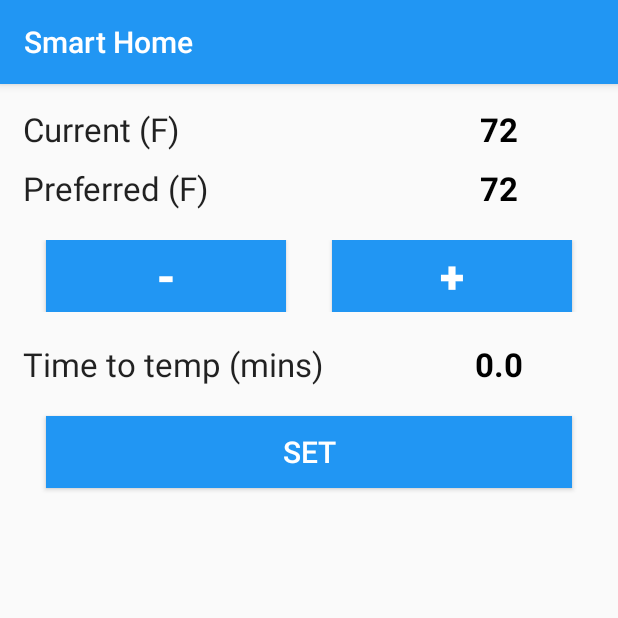
After one commit to RUSEGroup12/SmartSchedule, an Android app: the EnergyActivity screen opened directly, with no data from a screen before it, on a phone screen of 412 x 824 dp, the top half of it. The commit adds this screen. Run offline under Robolectric (Android 15) with nearby library versions, the phone set to English and light mode, and no system bars; our stand-ins replace Volley.

Commit message:
Add Energy Tab

```diff
--- a/app/build.gradle
+++ b/app/build.gradle
@@ -31,5 +31,6 @@ dependencies {
     compile 'com.android.support:support-vector-drawable:25.3.1'
     compile 'com.android.support.constraint:constraint-layout:1.0.2'
     compile 'com.google.android.gms:play-services:10.2.1'
+    compile 'com.android.volley:volley:1.0.0'
     testCompile 'junit:junit:4.12'
 }
--- a/app/src/main/AndroidManifest.xml
+++ b/app/src/main/AndroidManifest.xml
@@ -2,7 +2,7 @@
 <manifest xmlns:android="http://schemas.android.com/apk/res/android"
     package="com.huyphan.SmartHome">
 
-    <uses-permission android:name="android.permission.INTERNET"></uses-permission>
+    <uses-permission android:name="android.permission.INTERNET" />
 
     <application
         android:allowBackup="true"
@@ -44,7 +44,8 @@
                 android:name="android.support.PARENT_ACTIVITY"
                 android:value="com.huyphan.SmartHome.MainActivity" />
         </activity>
-        <activity android:name=".GoogleMapActivity"></activity>
+        <activity android:name=".GoogleMapActivity" />
+        <activity android:name=".EnergyActivity" />
     </application>
 
 </manifest>
--- /dev/null
+++ b/app/src/main/res/layout/activity_energy.xml
@@ -0,0 +1,136 @@
+<LinearLayout xmlns:android="http://schemas.android.com/apk/res/android"
+    xmlns:aandroid="http://schemas.android.com/apk/res-auto"
+    xmlns:tools="http://schemas.android.com/tools"
+    android:layout_width="match_parent"
+    android:layout_height="match_parent"
+    android:orientation="vertical"
+    android:padding="15dp"
+    tools:context="com.huyphan.SmartHome.MainActivity">
+
+    <LinearLayout
+        android:layout_width="match_parent"
+        android:layout_height="wrap_content"
+        android:orientation="horizontal">
+
+        <TextView
+            android:layout_width="0dp"
+            android:layout_height="wrap_content"
+            android:layout_weight="2"
+            android:text="Current (F)"
+            android:textAppearance="?android:attr/textAppearanceLarge" />
+
+        <TextView
+            android:id="@+id/current_temp"
+            android:layout_width="0dp"
+            android:layout_height="wrap_content"
+            android:layout_weight="1"
+            android:gravity="center"
+            android:text="72"
+            android:textAppearance="?android:textAppearanceLarge"
+            android:textColor="#000000"
+            android:textStyle="bold" />
+
+    </LinearLayout>
+
+    <LinearLayout
+        android:layout_width="match_parent"
+        android:layout_height="wrap_content"
+        android:orientation="horizontal"
+        android:paddingTop="10dp">
+
+        <TextView
+            android:layout_width="0dp"
+            android:layout_height="wrap_content"
+            android:layout_weight="2"
+            android:text="Preferred (F)"
+            android:textAppearance="?android:attr/textAppearanceLarge" />
+
+        <TextView
+            android:id="@+id/preferred_temp"
+            android:layout_width="0dp"
+            android:layout_height="wrap_content"
+            android:layout_weight="1"
+            android:gravity="center"
+            android:text="72"
+            android:textAppearance="?android:textAppearanceLarge"
+            android:textColor="#000000"
+            android:textStyle="bold" />
+
+    </LinearLayout>
+
+    <LinearLayout
+        android:layout_width="match_parent"
+        android:layout_height="wrap_content"
+        android:orientation="horizontal"
+        android:layout_marginTop="20dp">
+
+        <Button
+            android:id="@+id/minusButton"
+            android:layout_width="0dp"
+            android:layout_height="wrap_content"
+            android:layout_marginLeft="15dp"
+            android:layout_marginRight="15dp"
+            android:layout_weight="1"
+            android:background="@color/colorPrimary"
+            android:onClick="dec"
+            android:text="-"
+            android:textColor="#FFFFFF"
+            android:textSize="30sp"
+            android:textStyle="bold" />
+
+        <Button
+            android:id="@+id/plusButton"
+            android:layout_width="0dp"
+            android:layout_height="wrap_content"
+            android:layout_marginLeft="15dp"
+            android:layout_marginRight="15dp"
+            android:layout_weight="1"
+            android:background="@color/colorPrimary"
+            android:onClick="inc"
+            android:text="+"
+            android:textColor="#FFFFFF"
+            android:textSize="30sp"
+            android:textStyle="bold" />
+
+    </LinearLayout>
+
+    <LinearLayout
+        android:layout_width="match_parent"
+        android:layout_height="wrap_content"
+        android:orientation="horizontal"
+        android:layout_marginTop="20dp">
+
+        <TextView
+            android:layout_width="0dp"
+            android:layout_height="wrap_content"
+            android:layout_weight="2"
+            android:text="Time to temp (mins)"
+            android:textAppearance="?android:attr/textAppearanceLarge" />
+
+        <TextView
+            android:id="@+id/time2temp"
+            android:layout_width="0dp"
+            android:layout_height="wrap_content"
+            android:layout_weight="1"
+            android:gravity="center"
+            android:text="0"
+            android:textAppearance="?android:textAppearanceLarge"
+            android:textColor="#000000"
+            android:textStyle="bold" />
+
+    </LinearLayout>
+
+    <Button
+        android:id="@+id/setBut"
+        android:layout_width="match_parent"
+        android:layout_height="wrap_content"
+        android:layout_marginTop="20dp"
+        android:onClick="setFunc"
+        android:text="Set"
+        android:layout_marginRight="15dp"
+        android:layout_marginLeft="15dp"
+        android:background="@color/colorPrimary"
+        android:textColor="#FFFFFF"
+        android:textSize="20sp" />
+
+</LinearLayout>
--- a/app/src/main/res/layout/activity_google_map.xml
+++ b/app/src/main/res/layout/activity_google_map.xml
@@ -17,7 +17,6 @@
         android:layout_centerHorizontal="true"
         android:layout_marginBottom="30dp"
         android:text="OK"
-        android:textStyle="bold"
         android:layout_marginLeft="100dp"
         android:layout_marginRight="100dp"
         android:background="@color/colorPrimary"
```
Also changed, not shown: app/src/main/java/com/huyphan/SmartHome/EnergyActivity.java (added, +148 -0 lines), app/src/main/java/com/huyphan/SmartHome/EnergyFragment.java (+13 -0 lines), app/src/main/res/layout/energy_fragment.xml (+15 -9 lines), app/src/main/res/drawable/home.png (added).
